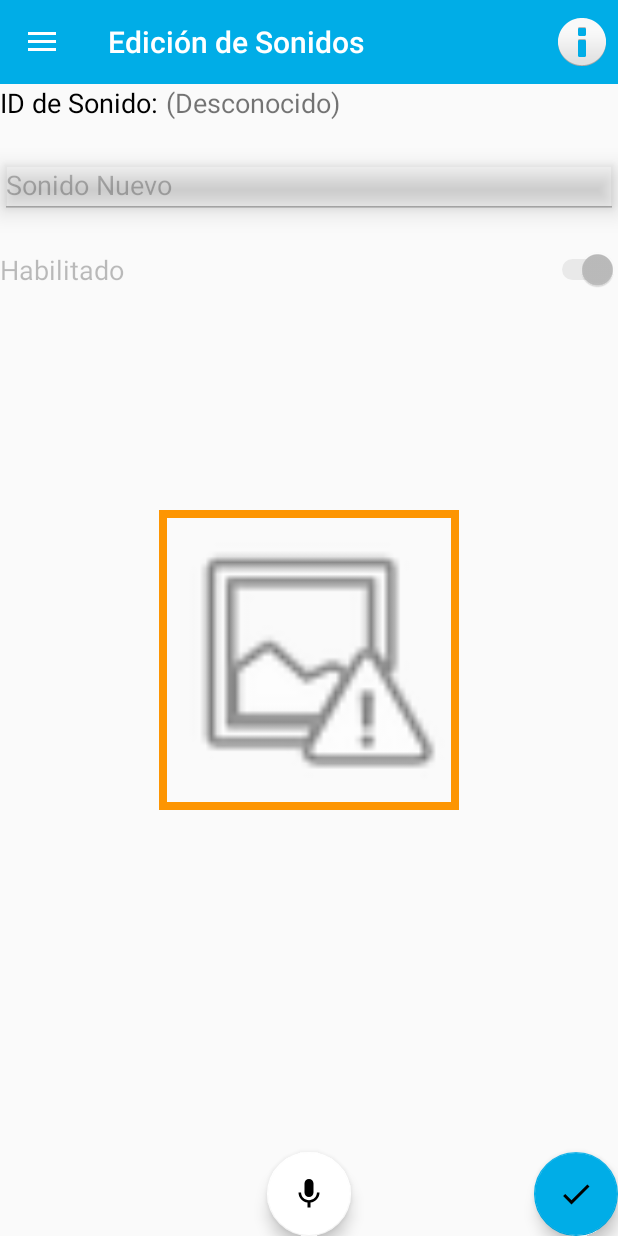
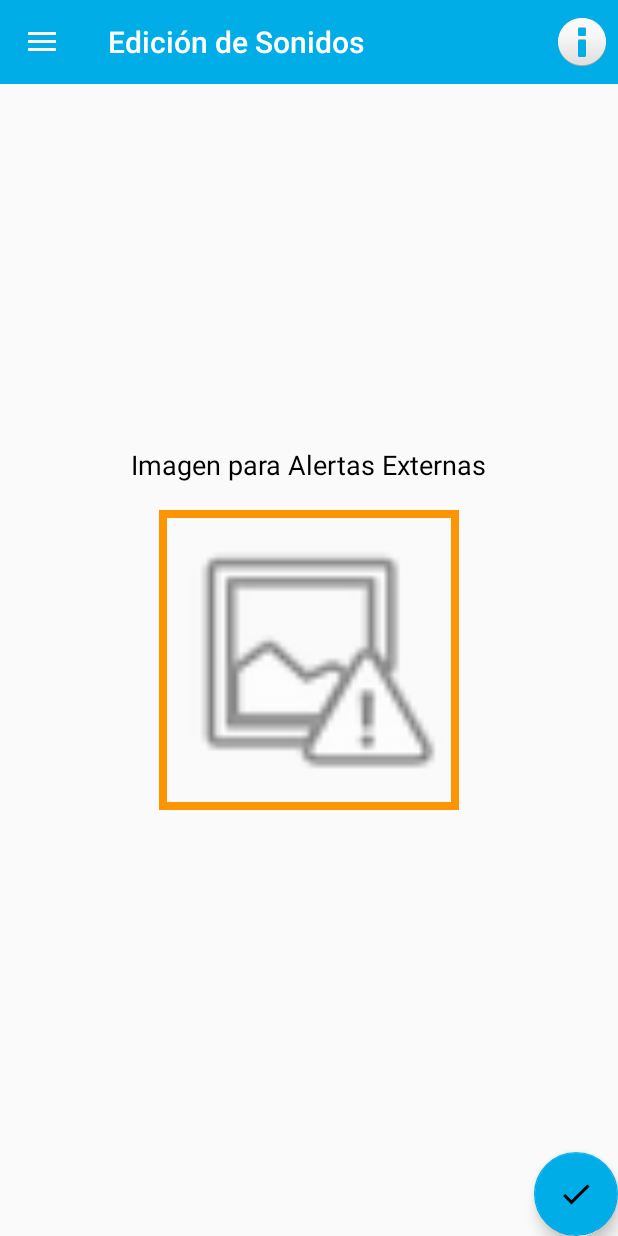
Before and after one commit to GabrielMiguez/pfinal, an Android app: the SonidosEdicionActivity screen opened directly, with no data from a screen before it, on a phone screen of 412 x 824 dp. Run offline under Robolectric (Android 15) with nearby library versions, the light colour scheme and no system bars; 6 statements that could not run were skipped.

Commit message:
Se agrega que al tocar la imagen del Menu vaya a la home Se ocultan objetos para "Alertas Externas" Se agranda la letra de Bienvenidos y se agrega el logo de NotSound en el MainActivity.java Se agrega logica al tocar el boton de grabar y cancelar grabacion

```diff
--- a/NotSound/app/src/main/java/com/example/gabys/notsound/Menu.java
+++ b/NotSound/app/src/main/java/com/example/gabys/notsound/Menu.java
@@ -25,6 +25,7 @@ import android.view.MenuItem;
 import android.view.View;
 import android.view.ViewGroup;
 import android.widget.Button;
+import android.widget.ImageView;
 import android.widget.PopupWindow;
 import android.widget.TextView;
 import android.widget.Toast;
@@ -98,6 +99,19 @@ public class Menu extends AppCompatActivity implements NavigationView.OnNavigati
         // se configura quien atender el eventero selected
         NavigationView navigationView = (NavigationView) findViewById(R.id.nav_view);
         navigationView.setNavigationItemSelectedListener(this);
+
+        View headerview = navigationView.getHeaderView(0);
+        ImageView img = (ImageView) headerview.findViewById(R.id.imageView);
+        // set a onclick listener for when the button gets clicked
+        img.setOnClickListener(new View.OnClickListener() {
+            @Override
+            public void onClick(View v) {
+                Intent i = new Intent(getApplicationContext(), MainActivity.class);
+                i.addFlags(Intent.FLAG_ACTIVITY_NEW_TASK);
+                i.addFlags(Intent.FLAG_ACTIVITY_CLEAR_TASK);
+                startActivity(i);
+            }
+        });
 
 
 
--- a/NotSound/app/src/main/java/com/example/gabys/notsound/SonidosEdicionActivity.java
+++ b/NotSound/app/src/main/java/com/example/gabys/notsound/SonidosEdicionActivity.java
@@ -1,29 +1,19 @@
 package com.example.gabys.notsound;
 
-import android.app.AlertDialog;
-import android.content.Context;
-import android.content.DialogInterface;
 import android.content.Intent;
 import android.database.Cursor;
 import android.graphics.Bitmap;
 import android.graphics.BitmapFactory;
+import android.graphics.Color;
 import android.net.Uri;
 import android.os.Bundle;
 import android.provider.MediaStore;
-import android.support.annotation.IntegerRes;
 import android.support.design.widget.FloatingActionButton;
-import android.support.v7.app.AppCompatActivity;
-import android.support.v7.widget.Toolbar;
 import android.util.Log;
 import android.view.ContextMenu;
 import android.view.MenuItem;
 import android.view.View;
-import android.view.View.OnClickListener;
-import android.view.ViewDebug;
-import android.widget.AdapterView;
-import android.widget.CheckBox;
 import android.widget.EditText;
-import android.widget.ImageButton;
 import android.widget.ImageView;
 import android.widget.Switch;
 import android.widget.TextView;
@@ -37,14 +27,19 @@ public class SonidosEdicionActivity extends Menu {
     private static final int CAMERA_REQUEST = 1888;
     private static int RESULT_LOAD_IMAGE = 1;
 
+    private static Boolean estaGrabando = false;
+
     private Sonidos sonidos;
     private int itemSeleccionado;
     private int IDSonido_grabado=-1;
 
+    private TextView txt_sonidoID_texto;
     private TextView txt_sonidoID;
     private EditText txt_sonidoNombre;
     private Switch chk_habilitado;
+    private TextView txt_imagen_texto;
     private ImageView img_imagenSonido;
+    private FloatingActionButton fab_grabarAudio;
 
     @Override
     protected void onCreate(Bundle savedInstanceState) {
@@ -100,10 +95,14 @@ public class SonidosEdicionActivity extends Menu {
                 menuAyuda_titulo4,
                 menuAyuda_cuerpo4);
 
+        txt_sonidoID_texto = (TextView)findViewById(R.id.txtvw_sonidoID_texto);
         txt_sonidoID = (TextView)findViewById(R.id.txtvw_sonidoID);
         txt_sonidoNombre = (EditText)findViewById(R.id.edtxt_sonidoNombre);
         chk_habilitado = (Switch) findViewById(R.id.sw_Habilitado);
-        img_imagenSonido = (ImageView)findViewById(R.id.img_ImagenSonido);
+        txt_imagen_texto = (TextView)findViewById(R.id.txtvw_imagen_texto);
+        img_imagenSonido = (ImageView) findViewById(R.id.img_ImagenSonido);
+        fab_grabarAudio = (FloatingActionButton) findViewById(R.id.fab_GrabarAudio);
+
         sonidos = new Sonidos();
         sonidos.loadSonidos(getApplicationContext());
 
@@ -116,10 +115,15 @@ public class SonidosEdicionActivity extends Menu {
             if (sonido.getImagen() != null) {img_imagenSonido.setImageBitmap(sonido.getImagen());}
         }
 
-        //Deshabilito algunos objetos para el sonidos "Alerta Externa"
+        //Oculto o muestro algunos objetos para el sonidos "Alerta Externa"
         if (itemSeleccionado == Sonidos.POSICION_SONIDO_ALERTA_EXTERNA) {
-            txt_sonidoNombre.setEnabled(false);
-            chk_habilitado.setEnabled(false);
+            txt_sonidoID_texto.setVisibility(View.INVISIBLE);
+            txt_sonidoID.setVisibility(View.INVISIBLE);
+            txt_sonidoNombre.setVisibility(View.INVISIBLE);
+            chk_habilitado.setVisibility(View.INVISIBLE);
+            fab_grabarAudio.setVisibility(View.INVISIBLE);
+
+            txt_imagen_texto.setVisibility(View.VISIBLE);
         }
     }
 
@@ -248,17 +252,42 @@ public class SonidosEdicionActivity extends Menu {
     }
 
     public void grabarAudio (View v) {
-        sendMSGSRV("G|");
+
+        if(estaGrabando) {
+            // Cambia el icono para volver a grabar
+            fab_grabarAudio.setImageResource(R.drawable.ic_mic_black_24dp);
+            fab_grabarAudio.setColorFilter(Color.rgb(0,0,0));
+
+            // Cancela la grabación
+            estaGrabando = false;
+            Toast.makeText(this, "Grabación cancelada", Toast.LENGTH_SHORT).show();
+        } else {
+            // Cambia el icono cuando empieza a grabar
+            fab_grabarAudio.setImageResource(R.drawable.ic_stop_black_24dp);
+            fab_grabarAudio.setColorFilter(Color.rgb(218,0,0));
+
+            estaGrabando = true;
+
+            //Metodo para Implememtar Accion en cada Activity
+            sendMSGSRV("G|");
+        }
     };
 
-    //Metodo para Implememtar Accion en cada Activity
     @Override
     public void ActionRecive(String s){
+
         //'G1|'<-Sonido Guardado con ID 1
         if (s.charAt(0)=='G'){
             s=s.substring(1);
             IDSonido_grabado =  Integer.valueOf(s);
+
+            // Cambia el icono si el guardado fue exitoso
+            fab_grabarAudio.setImageResource(R.drawable.ic_mic_black_24dp);
+            fab_grabarAudio.setColorFilter(Color.rgb(0,0,0));
+            estaGrabando = false;
+            Toast.makeText(this, "Grabación exitosa", Toast.LENGTH_SHORT).show();
         }
+
     }
 
 }
--- /dev/null
+++ b/NotSound/app/src/main/res/drawable/ic_stop_black_24dp.xml
@@ -0,0 +1,9 @@
+<vector xmlns:android="http://schemas.android.com/apk/res/android"
+        android:width="24dp"
+        android:height="24dp"
+        android:viewportWidth="24.0"
+        android:viewportHeight="24.0">
+    <path
+        android:fillColor="#000000"
+        android:pathData="M6,6h12v12H6z"/>
+</vector>
--- a/NotSound/app/src/main/res/layout/content_sonidos_edicion.xml
+++ b/NotSound/app/src/main/res/layout/content_sonidos_edicion.xml
@@ -7,6 +7,79 @@
     app:layout_behavior="@string/appbar_scrolling_view_behavior"
     tools:context="com.example.gabys.notsound.SonidosEdicionActivity"
     tools:showIn="@layout/activity_sonidos_edicion">
+
+    <TextView
+        android:id="@+id/txtvw_imagen_texto"
+        android:layout_width="wrap_content"
+        android:layout_height="wrap_content"
+        android:layout_above="@+id/ly_imagen"
+        android:layout_alignParentLeft="false"
+        android:layout_alignParentStart="false"
+        android:layout_alignParentTop="false"
+        android:layout_centerHorizontal="true"
+        android:layout_marginBottom="8dp"
+        android:layout_marginTop="8dp"
+        android:gravity="center_vertical"
+        android:text="Imagen para Alertas Externas"
+        android:textColor="@android:color/black"
+        android:textSize="18sp"
+        android:visibility="invisible" />
+
+    <LinearLayout
+        android:id="@+id/ly_ID"
+        android:layout_width="match_parent"
+        android:layout_height="wrap_content"
+        android:orientation="horizontal"
+        android:paddingLeft="5dp">
+
+        <TextView
+            android:id="@+id/txtvw_sonidoID_texto"
+            android:layout_width="wrap_content"
+            android:layout_height="wrap_content"
+            android:layout_alignParentLeft="false"
+            android:layout_alignParentStart="false"
+            android:layout_alignParentTop="false"
+            android:gravity="center_vertical"
+            android:text="ID de Sonido:"
+            android:textColor="@android:color/black"
+            android:textSize="18sp" />
+
+        <TextView
+            android:id="@+id/txtvw_sonidoID"
+            android:layout_width="wrap_content"
+            android:layout_height="wrap_content"
+            android:layout_above="@+id/edtxt_sonidoNombre"
+            android:layout_alignParentTop="false"
+            android:layout_toEndOf="@+id/txtvw_sonidoID_texto"
+            android:layout_weight="1"
+            android:gravity="center_vertical"
+            android:paddingLeft="5dp"
+            android:text="(Desconocido)"
+            android:textSize="18sp" />
+
+    </LinearLayout>
+
+    <LinearLayout
+        android:id="@+id/ly_Habilitado"
+        android:layout_width="match_parent"
+        android:layout_height="wrap_content"
+        android:layout_below="@+id/edtxt_sonidoNombre"
+        android:layout_marginTop="20dp"
+        android:orientation="horizontal"
+        android:paddingLeft="5dp"
+        android:weightSum="1">
+
+        <Switch
+            android:id="@+id/sw_Habilitado"
+            android:layout_width="match_parent"
+            android:layout_height="wrap_content"
+            android:layout_weight="0.08"
+            android:checked="true"
+            android:splitTrack="false"
+            android:text="Habilitado"
+            android:textSize="18sp"
+            tools:checked="false" />
+    </LinearLayout>
 
     <LinearLayout
         android:id="@+id/ly_imagen"
@@ -33,60 +106,6 @@
             app:srcCompat="@android:drawable/ic_menu_report_image" />
     </LinearLayout>
 
-    <LinearLayout
-        android:id="@+id/ly_ID"
-        android:layout_width="match_parent"
-        android:layout_height="wrap_content"
-        android:orientation="horizontal">
-
-        <TextView
-            android:id="@+id/textView11"
-            android:layout_width="wrap_content"
-            android:layout_height="wrap_content"
-            android:layout_alignParentLeft="false"
-            android:layout_alignParentStart="false"
-            android:layout_alignParentTop="false"
-            android:gravity="center_vertical"
-            android:text="ID de Sonido:"
-            android:textColor="@android:color/black"
-            android:textSize="18sp" />
-
-        <TextView
-            android:id="@+id/txtvw_sonidoID"
-            android:layout_width="wrap_content"
-            android:layout_height="wrap_content"
-            android:layout_above="@+id/edtxt_sonidoNombre"
-            android:layout_alignParentTop="false"
-            android:layout_toEndOf="@+id/textView11"
-            android:layout_weight="1"
-            android:gravity="center_vertical"
-            android:paddingLeft="5dp"
-            android:text="(Desconocido)"
-            android:textSize="18sp" />
-
-    </LinearLayout>
-
-    <LinearLayout
-        android:id="@+id/ly_Habilitado"
-        android:layout_width="match_parent"
-        android:layout_height="wrap_content"
-        android:layout_below="@+id/edtxt_sonidoNombre"
-        android:layout_marginTop="20dp"
-        android:orientation="horizontal"
-        android:weightSum="1">
-
-        <Switch
-            android:id="@+id/sw_Habilitado"
-            android:layout_width="match_parent"
-            android:layout_height="wrap_content"
-            android:layout_weight="0.08"
-            android:checked="true"
-            android:splitTrack="false"
-            android:text="Habilitado"
-            android:textSize="18sp"
-            tools:checked="false" />
-    </LinearLayout>
-
     <EditText
         android:id="@+id/edtxt_sonidoNombre"
         android:layout_width="match_parent"
@@ -94,9 +113,8 @@
         android:layout_alignParentLeft="true"
         android:layout_below="@+id/ly_ID"
         android:layout_marginTop="20dp"
-        android:elevation="10dp"
-        android:ems="10"
         android:inputType="textPersonName"
+        android:paddingLeft="5dp"
         android:selectAllOnFocus="false"
         android:text="Sonido Nuevo" />
 
--- a/NotSound/app/src/main/res/values/dimens.xml
+++ b/NotSound/app/src/main/res/values/dimens.xml
@@ -3,6 +3,6 @@
     <dimen name="activity_horizontal_margin">16dp</dimen>
     <dimen name="activity_vertical_margin">16dp</dimen>
     <dimen name="nav_header_vertical_spacing">16dp</dimen>
-    <dimen name="nav_header_height">160dp</dimen>
+    <dimen name="nav_header_height">180dp</dimen>
     <dimen name="fab_margin">16dp</dimen>
 </resources>
```
Also changed, not shown: NotSound/app/src/main/res/layout/content_main.xml (+21 -20 lines).
